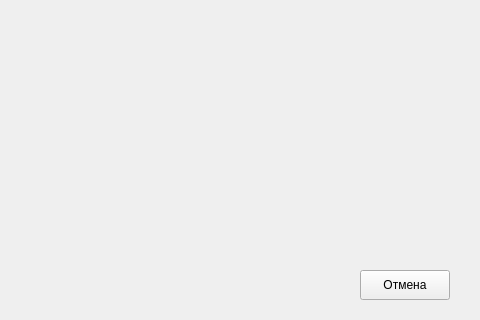
This is ReturnBook.ui in andrejmaznin/library as Qt 5 draws it before an edit; both pictures show x 220 to 700 and y 380 to 700 of the 700 by 700 pixel window. The edited form follows.
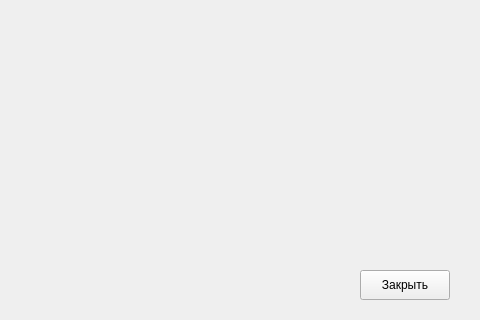
This is the edited form.

```diff
--- a/ReturnBook.ui
+++ b/ReturnBook.ui
@@ -136,7 +136,7 @@
     </rect>
    </property>
    <property name="text">
-    <string>Отмена</string>
+    <string>Закрыть</string>
    </property>
   </widget>
  </widget>
```
